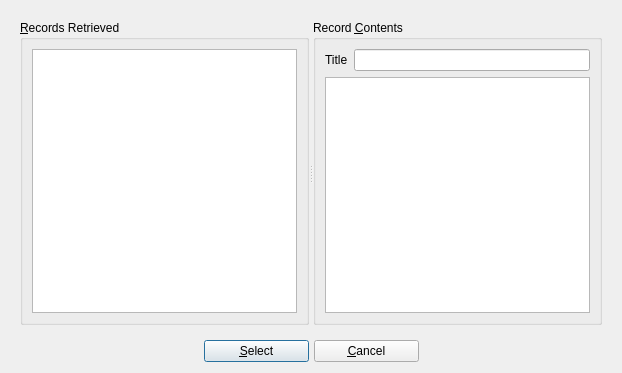
This is sruResults.ui in textbrowser/biblioteq as Qt 5 draws it before an edit. The edited form follows.
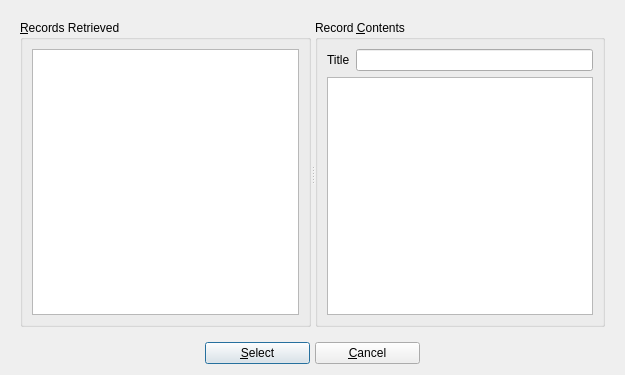
This is the edited form. Icons and pictures are not drawn.

What changed in the file:
```diff
--- a/sruResults.ui
+++ b/sruResults.ui
@@ -6,8 +6,8 @@
    <rect>
     <x>0</x>
     <y>0</y>
-    <width>622</width>
-    <height>373</height>
+    <width>625</width>
+    <height>375</height>
    </rect>
   </property>
   <property name="windowTitle">
```
